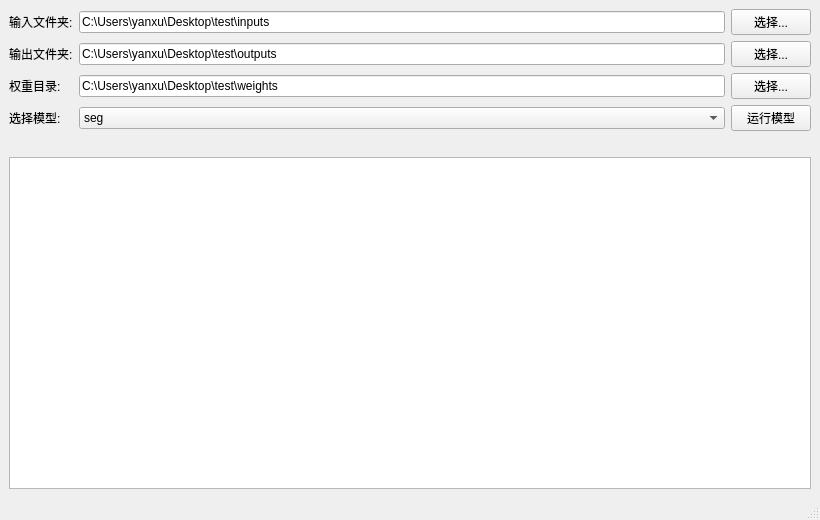
Qt form main_app/view/mainwindow.ui (vxuyan/seg-rgb2ir-rgb2sar-GUI) before a commit.
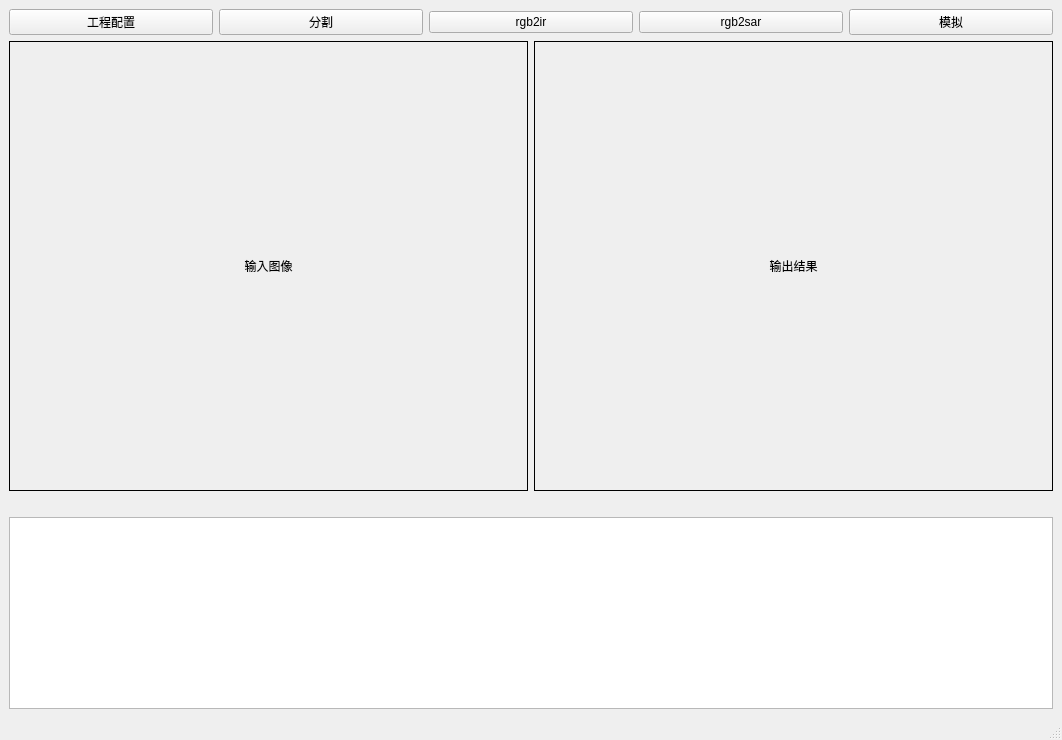
The same form after that commit.

Commit message: 实现工程配置窗口功能；更新主窗口和控制器以支持新功能

Diff of the .ui file:
```diff
--- a/main_app/view/mainwindow.ui
+++ b/main_app/view/mainwindow.ui
@@ -6,8 +6,8 @@
    <rect>
     <x>0</x>
     <y>0</y>
-    <width>820</width>
-    <height>520</height>
+    <width>1062</width>
+    <height>740</height>
    </rect>
   </property>
   <property name="windowTitle">
@@ -16,100 +16,93 @@
   <widget class="QWidget" name="centralwidget">
    <layout class="QVBoxLayout" name="verticalLayout">
     <item>
-     <layout class="QGridLayout" name="gridLayout">
-      <item row="0" column="0">
+     <layout class="QHBoxLayout" name="horizontalLayout">
+      <item>
+       <widget class="QPushButton" name="btn_config">
+        <property name="text">
+         <string>工程配置</string>
+        </property>
+       </widget>
+      </item>
+      <item>
+       <widget class="QPushButton" name="pushButton_2">
+        <property name="text">
+         <string>分割</string>
+        </property>
+       </widget>
+      </item>
+      <item>
+       <widget class="QPushButton" name="pushButton_3">
+        <property name="text">
+         <string>rgb2ir</string>
+        </property>
+       </widget>
+      </item>
+      <item>
+       <widget class="QPushButton" name="pushButton_4">
+        <property name="text">
+         <string>rgb2sar</string>
+        </property>
+       </widget>
+      </item>
+      <item>
+       <widget class="QPushButton" name="pushButton_5">
+        <property name="text">
+         <string>模拟</string>
+        </property>
+       </widget>
+      </item>
+     </layout>
+    </item>
+    <item>
+     <layout class="QHBoxLayout" name="horizontalLayout_2">
+      <item>
        <widget class="QLabel" name="label_input">
-        <property name="text">
-         <string>输入文件夹:</string>
+        <property name="sizePolicy">
+         <sizepolicy hsizetype="Expanding" vsizetype="Expanding">
+          <horstretch>0</horstretch>
+          <verstretch>0</verstretch>
+         </sizepolicy>
         </property>
-       </widget>
-      </item>
-      <item row="0" column="1">
-       <widget class="QLineEdit" name="line_input">
-        <property name="text">
-         <string>C:\Users\yanxu\Desktop\test\inputs</string>
+        <property name="minimumSize">
+         <size>
+          <width>256</width>
+          <height>256</height>
+         </size>
         </property>
-       </widget>
-      </item>
-      <item row="0" column="2">
-       <widget class="QPushButton" name="btn_select_input">
+        <property name="frameShape">
+         <enum>QFrame::Box</enum>
+        </property>
         <property name="text">
-         <string>选择...</string>
+         <string>输入图像</string>
         </property>
+        <property name="alignment">
+         <set>Qt::AlignCenter</set>
+        </property>
        </widget>
       </item>
-      <item row="1" column="0">
+      <item>
        <widget class="QLabel" name="label_output">
-        <property name="text">
-         <string>输出文件夹:</string>
+        <property name="sizePolicy">
+         <sizepolicy hsizetype="Expanding" vsizetype="Expanding">
+          <horstretch>0</horstretch>
+          <verstretch>0</verstretch>
+         </sizepolicy>
         </property>
-       </widget>
-      </item>
-      <item row="1" column="1">
-       <widget class="QLineEdit" name="line_output">
-        <property name="text">
-         <string>C:\Users\yanxu\Desktop\test\outputs</string>
+        <property name="minimumSize">
+         <size>
+          <width>256</width>
+          <height>256</height>
+         </size>
         </property>
-       </widget>
-      </item>
-      <item row="1" column="2">
-       <widget class="QPushButton" name="btn_select_output">
-        <property name="text">
-         <string>选择...</string>
+        <property name="frameShape">
+         <enum>QFrame::Box</enum>
         </property>
-       </widget>
-      </item>
-      <item row="2" column="0">
-       <widget class="QLabel" name="label_weight">
         <property name="text">
-         <string>权重目录:</string>
+         <string>输出结果</string>
         </property>
-       </widget>
-      </item>
-      <item row="2" column="1">
-       <widget class="QLineEdit" name="line_weight">
-        <property name="text">
-         <string>C:\Users\yanxu\Desktop\test\weights</string>
-        </property>
-       </widget>
-      </item>
-      <item row="2" column="2">
-       <widget class="QPushButton" name="btn_select_weight">
-        <property name="text">
-         <string>选择...</string>
-        </property>
-       </widget>
-      </item>
-      <item row="3" column="0">
-       <widget class="QLabel" name="label_model">
-        <property name="text">
-         <string>选择模型:</string>
-        </property>
-       </widget>
-      </item>
-      <item row="3" column="1">
-       <widget class="QComboBox" name="combo_model">
-        <item>
-         <property name="text">
-          <string>seg</string>
-         </property>
-        </item>
-        <item>
-         <property name="text">
-          <string>rgb2ir</string>
-         </property>
-        </item>
-        <item>
-         <property name="text">
-          <string>rgb2sar</string>
-         </property>
-        </item>
-       </widget>
-      </item>
-      <item row="3" column="2">
-       <widget class="QPushButton" name="btn_run">
-        <property name="text">
-         <string>运行模型</string>
+        <property name="alignment">
+         <set>Qt::AlignCenter</set>
         </property>
        </widget>
       </item>
@@ -127,7 +120,14 @@
      </layout>
     </item>
     <item>
-     <widget class="QTextEdit" name="text_log"/>
+     <widget class="QTextEdit" name="text_log">
+      <property name="sizePolicy">
+       <sizepolicy hsizetype="Preferred" vsizetype="Preferred">
+        <horstretch>0</horstretch>
+        <verstretch>0</verstretch>
+       </sizepolicy>
+      </property>
+     </widget>
     </item>
    </layout>
   </widget>
```
Left out of the diff: 2 changed lines with no effect on the pictures. The commit also changes 6 other files.
